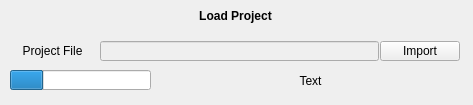
Above: pulse/uix/user_input/ui/loadProjectInput.ui from open-pulse/OpenPulse before the change. Below: the same form after it.
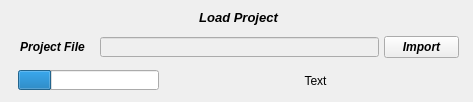
That is the form after the change.

Commit message: Save/Load projects in/from any path

What changed in the file:
```diff
--- a/pulse/uix/user_input/ui/loadProjectInput.ui
+++ b/pulse/uix/user_input/ui/loadProjectInput.ui
@@ -7,44 +7,28 @@
     <x>0</x>
     <y>0</y>
     <width>473</width>
-    <height>105</height>
+    <height>102</height>
    </rect>
   </property>
+  <property name="minimumSize">
+   <size>
+    <width>473</width>
+    <height>102</height>
+   </size>
+  </property>
+  <property name="maximumSize">
+   <size>
+    <width>473</width>
+    <height>102</height>
+   </size>
+  </property>
   <property name="windowTitle">
    <string>Dialog</string>
   </property>
-  <widget class="QWidget" name="verticalLayoutWidget">
-   <property name="geometry">
-    <rect>
-     <x>0</x>
-     <y>0</y>
-     <width>471</width>
-     <height>31</height>
-    </rect>
-   </property>
-   <layout class="QVBoxLayout" name="verticalLayout">
-    <item>
-     <widget class="QLabel" name="label">
-      <property name="font">
-       <font>
-        <weight>75</weight>
-        <bold>true</bold>
-       </font>
-      </property>
-      <property name="text">
-       <string>Load Project</string>
-      </property>
-      <property name="alignment">
-       <set>Qt::AlignCenter</set>
-      </property>
-     </widget>
-    </item>
-   </layout>
-  </widget>
   <widget class="QProgressBar" name="progressBar">
    <property name="geometry">
     <rect>
-     <x>10</x>
+     <x>18</x>
      <y>70</y>
      <width>141</width>
      <height>20</height>
@@ -66,9 +50,9 @@
   <widget class="QWidget" name="verticalLayoutWidget_2">
    <property name="geometry">
     <rect>
-     <x>160</x>
+     <x>170</x>
      <y>70</y>
-     <width>301</width>
+     <width>291</width>
      <height>21</height>
     </rect>
    </property>
@@ -89,7 +73,7 @@
    <property name="geometry">
     <rect>
      <x>10</x>
-     <y>40</y>
+     <y>36</y>
      <width>85</width>
      <height>21</height>
     </rect>
@@ -97,6 +81,15 @@
    <layout class="QVBoxLayout" name="verticalLayout_4">
     <item>
      <widget class="QLabel" name="label_3">
+      <property name="font">
+       <font>
+        <family>Arial</family>
+        <pointsize>9</pointsize>
+        <weight>75</weight>
+        <italic>true</italic>
+        <bold>true</bold>
+       </font>
+      </property>
       <property name="text">
        <string>Project File</string>
       </property>
@@ -111,7 +104,7 @@
    <property name="geometry">
     <rect>
      <x>100</x>
-     <y>40</y>
+     <y>36</y>
      <width>281</width>
      <height>22</height>
     </rect>
@@ -150,18 +143,15 @@
     </item>
    </layout>
   </widget>
-  <widget class="QWidget" name="verticalLayoutWidget_6">
-   <property name="geometry">
-    <rect>
-     <x>380</x>
-     <y>40</y>
-     <width>82</width>
-     <height>23</height>
-    </rect>
-   </property>
-   <layout class="QVBoxLayout" name="verticalLayout_6">
-    <item>
      <widget class="QToolButton" name="toolButton_import_project">
+   <property name="geometry">
+    <rect>
+     <x>384</x>
+     <y>36</y>
+     <width>75</width>
+     <height>22</height>
+    </rect>
+   </property>
       <property name="sizePolicy">
        <sizepolicy hsizetype="Expanding" vsizetype="Expanding">
         <horstretch>0</horstretch>
@@ -170,14 +160,14 @@
       </property>
       <property name="minimumSize">
        <size>
-        <width>80</width>
-        <height>20</height>
+     <width>75</width>
+     <height>22</height>
        </size>
       </property>
       <property name="maximumSize">
        <size>
-        <width>80</width>
-        <height>20</height>
+     <width>75</width>
+     <height>22</height>
        </size>
       </property>
       <property name="sizeIncrement">
@@ -186,12 +176,42 @@
         <height>1</height>
        </size>
       </property>
+   <property name="font">
+    <font>
+     <family>Arial</family>
+     <weight>75</weight>
+     <italic>true</italic>
+     <bold>true</bold>
+    </font>
+   </property>
       <property name="text">
        <string>Import</string>
       </property>
      </widget>
-    </item>
-   </layout>
+  <widget class="QLabel" name="label">
+   <property name="geometry">
+    <rect>
+     <x>4</x>
+     <y>6</y>
+     <width>469</width>
+     <height>23</height>
+    </rect>
+   </property>
+   <property name="font">
+    <font>
+     <family>Arial</family>
+     <pointsize>10</pointsize>
+     <weight>75</weight>
+     <italic>true</italic>
+     <bold>true</bold>
+    </font>
+   </property>
+   <property name="text">
+    <string>Load Project</string>
+   </property>
+   <property name="alignment">
+    <set>Qt::AlignCenter</set>
+   </property>
   </widget>
  </widget>
  <resources/>
```
Lines whose indentation alone changed are shown as unchanged. The commit also changes 8 other files.
